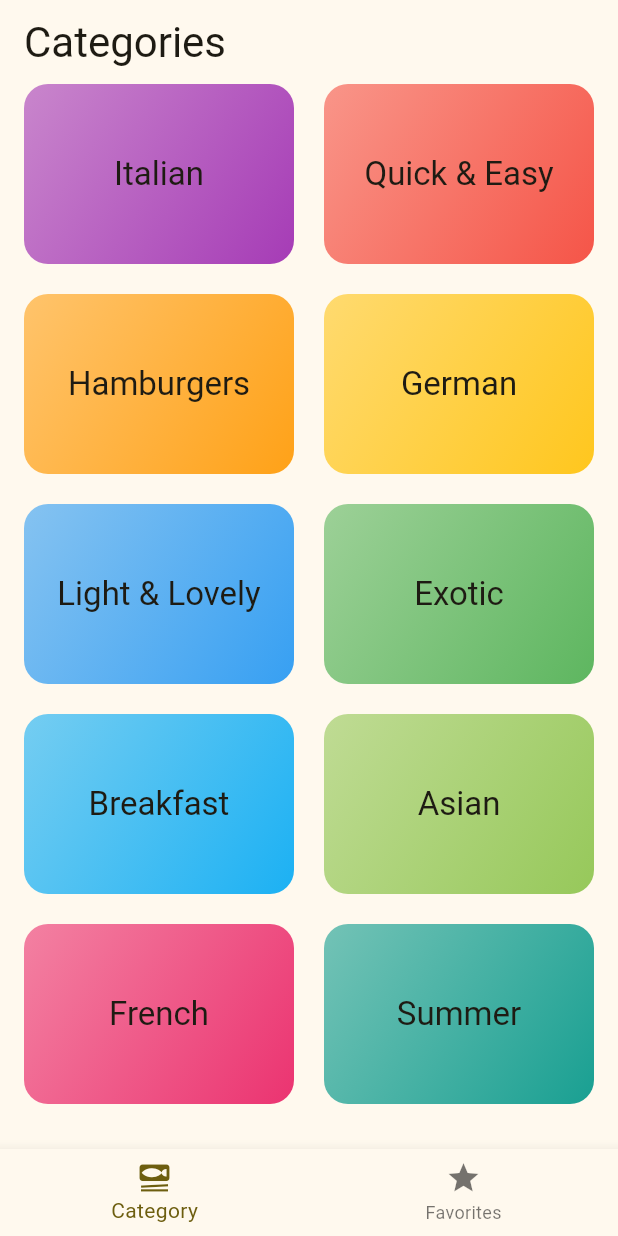
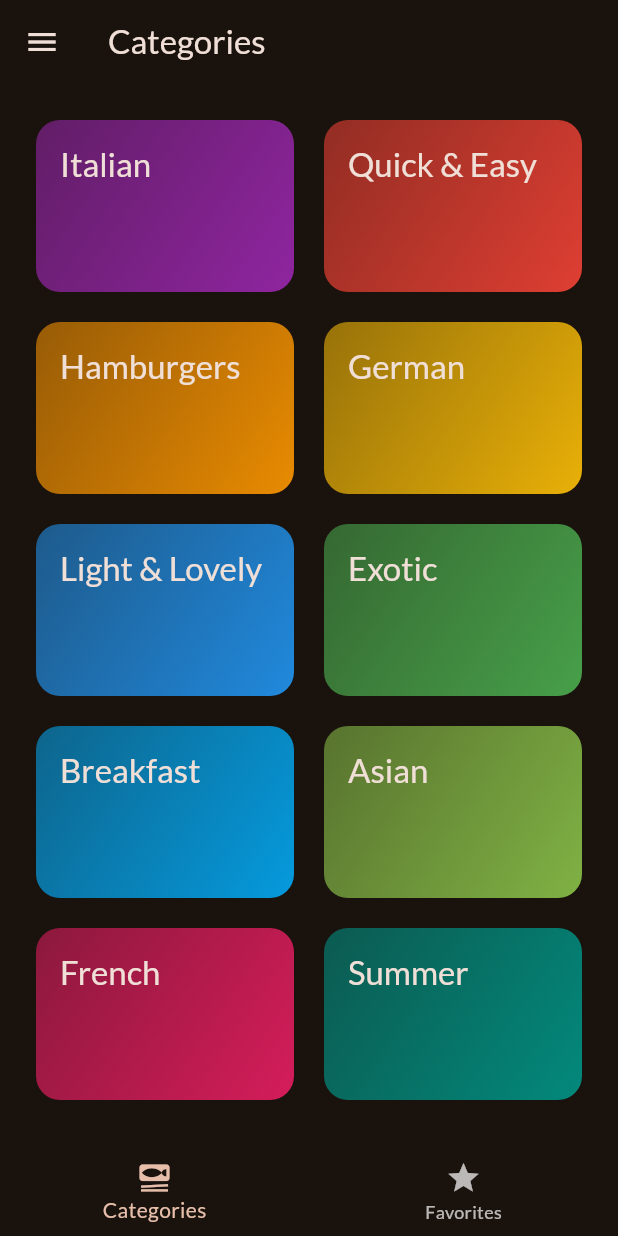
Before and after one commit to Sidv1405/meals_app, a Flutter app: the screen it shows after launch, on a phone screen of 412 x 824 dp. Run offline on Flutter 3.47's test engine with Material 3 defaults, Android fonts, the phone set to English and light mode, and no system bars; our stand-ins replace flutter_riverpod, google_fonts, transparent_image.

```diff
--- a/lib/data/dummy_data.dart
+++ b/lib/data/dummy_data.dart
@@ -7,16 +7,16 @@ import '../models/meal/meal.dart';
 
 // Constants in Dart should be written in lowerCamelcase.
 final availableCategories = [
-  Category(id: 'c1', title: 'Italian', color: Colors.purple),
-  Category(id: 'c2', title: 'Quick & Easy', color: Colors.red),
-  Category(id: 'c3', title: 'Hamburgers', color: Colors.orange),
-  Category(id: 'c4', title: 'German', color: Colors.amber),
-  Category(id: 'c5', title: 'Light & Lovely', color: Colors.blue),
-  Category(id: 'c6', title: 'Exotic', color: Colors.green),
-  Category(id: 'c7', title: 'Breakfast', color: Colors.lightBlue),
-  Category(id: 'c8', title: 'Asian', color: Colors.lightGreen),
-  Category(id: 'c9', title: 'French', color: Colors.pink),
-  Category(id: 'c10', title: 'Summer', color: Colors.teal),
+  const Category(id: 'c1', title: 'Italian', color: Colors.purple),
+  const Category(id: 'c2', title: 'Quick & Easy', color: Colors.red),
+  const Category(id: 'c3', title: 'Hamburgers', color: Colors.orange),
+  const Category(id: 'c4', title: 'German', color: Colors.amber),
+  const Category(id: 'c5', title: 'Light & Lovely', color: Colors.blue),
+  const Category(id: 'c6', title: 'Exotic', color: Colors.green),
+  const Category(id: 'c7', title: 'Breakfast', color: Colors.lightBlue),
+  const Category(id: 'c8', title: 'Asian', color: Colors.lightGreen),
+  const Category(id: 'c9', title: 'French', color: Colors.pink),
+  const Category(id: 'c10', title: 'Summer', color: Colors.teal),
 ];
 
 const dummyMeals = [
--- a/lib/main.dart
+++ b/lib/main.dart
@@ -1,7 +1,29 @@
 import 'package:flutter/material.dart';
+import 'package:google_fonts/google_fonts.dart';
+import 'package:meals_app/pages/tabs_page.dart';
 
-import 'meals_app.dart';
+
+final theme = ThemeData(
+  useMaterial3: true,
+  colorScheme: ColorScheme.fromSeed(
+    brightness: Brightness.dark,
+    seedColor: const Color.fromARGB(255, 131, 57, 0),
+  ),
+  textTheme: GoogleFonts.latoTextTheme(),
+);
 
 void main() {
-  runApp(const MealsApp());
+  runApp(const App());
 }
+
+class App extends StatelessWidget {
+  const App({super.key});
+
+  @override
+  Widget build(BuildContext context) {
+    return MaterialApp(
+      theme: theme,
+      home: const TabsPage(),
+    );
+  }
+}
--- a/lib/models/category.dart
+++ b/lib/models/category.dart
@@ -1,7 +1,11 @@
 import 'package:flutter/material.dart';
 
 class Category {
-  Category({required this.id, required this.title, this.color = Colors.orange});
+  const Category({
+    required this.id,
+    required this.title,
+    this.color = Colors.orange,
+  });
 
   final String id;
   final String title;
--- a/lib/pages/categories_page.dart
+++ b/lib/pages/categories_page.dart
@@ -1,44 +1,42 @@
 import 'package:flutter/material.dart';
-import 'package:meals_app/data/dummy_data.dart';
-import 'package:meals_app/models/meal/meal.dart';
+
 import 'package:meals_app/pages/meals_page.dart';
-import 'package:meals_app/widgets/category_grid_item.dart';
 
+import '../data/dummy_data.dart';
 import '../models/category.dart';
+import '../models/meal/meal.dart';
+import '../widgets/category_grid_item.dart';
 
 class CategoriesPage extends StatelessWidget {
-  const CategoriesPage({super.key, required this.onToggleFavorite});
+  const CategoriesPage({
+    super.key,
+    required this.onToggleFavorite,
+    required this.availableMeals,
+  });
 
   final void Function(Meal meal) onToggleFavorite;
+  final List<Meal> availableMeals;
 
   void _selectCategory(BuildContext context, Category category) {
-    final List<Meal> meals = dummyMeals.where((meal) {
-      return meal.categories.contains(category.id);
-    }).toList();
+    final filteredMeals = availableMeals
+        .where((meal) => meal.categories.contains(category.id))
+        .toList();
 
     Navigator.of(context).push(
       MaterialPageRoute(
         builder: (ctx) => MealsPage(
           title: category.title,
-          meals: meals,
+          meals: filteredMeals,
           onToggleFavorite: onToggleFavorite,
         ),
       ),
-    );
+    ); // Navigator.push(context, route)
   }
 
   @override
   Widget build(BuildContext context) {
-    return Scaffold(
-      appBar: AppBar(
-        title: Text(
-          'Categories',
-          style: Theme.of(context).textTheme.headlineMedium,
-        ),
-      ),
-      body: Center(
-        child: GridView(
-          padding: const EdgeInsets.symmetric(horizontal: 16),
+    return GridView(
+      padding: const EdgeInsets.all(24),
       gridDelegate: const SliverGridDelegateWithFixedCrossAxisCount(
         crossAxisCount: 2,
         childAspectRatio: 3 / 2,
@@ -46,19 +44,15 @@ class CategoriesPage extends StatelessWidget {
         mainAxisSpacing: 20,
       ),
       children: [
-            // for (final cat in availableCategories)
-            //   CategoryGridItem(category: cat),
-            ...availableCategories.map(
-              (cat) => CategoryGridItem(
-                category: cat,
+        // availableCategories.map((category) => CategoryGridItem(category: category)).toList()
+        for (final category in availableCategories)
+          CategoryGridItem(
+            category: category,
             onSelectCategory: () {
-                  _selectCategory(context, cat);
+              _selectCategory(context, category);
             },
           ),
-            ),
       ],
-        ),
-      ),
     );
   }
 }
--- a/lib/pages/tabs_page.dart
+++ b/lib/pages/tabs_page.dart
@@ -2,7 +2,17 @@ import 'package:flutter/material.dart';
 import 'package:meals_app/models/meal/meal.dart';
 import 'package:meals_app/pages/meals_page.dart';
 
+import '../data/dummy_data.dart';
+import '../widgets/main_drawer.dart';
 import 'categories_page.dart';
+import 'filters_page.dart';
+
+const kInitialFilters = {
+  Filter.glutenFree: false,
+  Filter.lactoseFree: false,
+  Filter.vegetarian: false,
+  Filter.vegan: false
+};
 
 class TabsPage extends StatefulWidget {
   const TabsPage({super.key});
@@ -16,17 +26,31 @@ class TabsPage extends StatefulWidget {
 class _TabsPageState extends State<TabsPage> {
   int _selectedPageIndex = 0;
   final List<Meal> _favoriteMeals = [];
+  Map<Filter, bool> _selectedFilters = kInitialFilters;
 
-  void _toggleFavorite(Meal meal) {
-    setState(() {
-      final isExisting = _favoriteMeals.contains(meal);
+  void _showInfoMessage(String message) {
+    ScaffoldMessenger.of(context).clearSnackBars();
+    ScaffoldMessenger.of(context).showSnackBar(
+      SnackBar(
+        content: Text(message),
+      ),
+    );
+  }
 
-      if (isExisting) {
+  void _toggleMealFavoriteStatus(Meal meal) {
+    final isExisting = _favoriteMeals.contains(meal);
+
+    if (isExisting) {
+      setState(() {
         _favoriteMeals.remove(meal);
-        return;
-      }
-      _favoriteMeals.add(meal);
-    });
+      });
+      _showInfoMessage('Meal is no longer a favorite.');
+    } else {
+      setState(() {
+        _favoriteMeals.add(meal);
+        _showInfoMessage('Marked as a favorite!');
+      });
+    }
   }
 
   void _selectPage(int index) {
@@ -35,27 +59,75 @@ class _TabsPageState extends State<TabsPage> {
     });
   }
 
+  void _setScreen(String identifier) async {
+    Navigator.of(context).pop();
+    if (identifier == 'filters') {
+      final result = await Navigator.of(context).push<Map<Filter, bool>>(
+        MaterialPageRoute(
+          builder: (ctx) => FiltersPage(
+            currentFilters: _selectedFilters,
+          ),
+        ),
+      );
+
+      setState(() {
+        _selectedFilters = result ?? kInitialFilters;
+      });
+    }
+  }
+
   @override
   Widget build(BuildContext context) {
-    Widget activePage = CategoriesPage(onToggleFavorite: _toggleFavorite);
+    final availableMeals = dummyMeals.where((meal) {
+      if (_selectedFilters[Filter.glutenFree]! && !meal.isGlutenFree) {
+        return false;
+      }
+      if (_selectedFilters[Filter.lactoseFree]! && !meal.isLactoseFree) {
+        return false;
+      }
+      if (_selectedFilters[Filter.vegetarian]! && !meal.isVegetarian) {
+        return false;
+      }
+      if (_selectedFilters[Filter.vegan]! && !meal.isVegan) {
+        return false;
+      }
+      return true;
+    }).toList();
+
+    Widget activePage = CategoriesPage(
+      onToggleFavorite: _toggleMealFavoriteStatus,
+      availableMeals: availableMeals,
+    );
+    var activePageTitle = 'Categories';
 
     if (_selectedPageIndex == 1) {
       activePage = MealsPage(
-        title: 'Favorites',
         meals: _favoriteMeals,
-        onToggleFavorite: _toggleFavorite,
+        onToggleFavorite: _toggleMealFavoriteStatus,
       );
+      activePageTitle = 'Your Favorites';
     }
+
     return Scaffold(
+      appBar: AppBar(
+        title: Text(activePageTitle),
+      ),
+      drawer: MainDrawer(
+        onSelectScreen: _setScreen,
+      ),
       body: activePage,
       bottomNavigationBar: BottomNavigationBar(
         onTap: _selectPage,
+        currentIndex: _selectedPageIndex,
         items: const [
           BottomNavigationBarItem(
             icon: Icon(Icons.set_meal),
-            label: 'Category',
+            label: 'Categories',
           ),
-          BottomNavigationBarItem(icon: Icon(Icons.star), label: 'Favorites'),
+          BottomNavigationBarItem(
+            icon: Icon(Icons.star),
+            label: 'Favorites',
+          ),
         ],
       ),
     );
--- /dev/null
+++ b/lib/providers/meals_provider.dart
@@ -0,0 +1,3 @@
+import 'package:flutter_riverpod/flutter_riverpod.dart';
+
+void mealsProvider = Provider();
--- a/lib/widgets/category_grid_item.dart
+++ b/lib/widgets/category_grid_item.dart
@@ -1,5 +1,5 @@
 import 'package:flutter/material.dart';
-import 'package:meals_app/models/category.dart';
+import '../models/category.dart';
 
 class CategoryGridItem extends StatelessWidget {
   const CategoryGridItem({
@@ -23,20 +23,17 @@ class CategoryGridItem extends StatelessWidget {
           borderRadius: BorderRadius.circular(16),
           gradient: LinearGradient(
             colors: [
-              category.color.withValues(alpha: 0.55),
-              category.color.withValues(alpha: 0.9),
+              category.color.withOpacity(0.55),
+              category.color.withOpacity(0.9),
             ],
-            begin: AlignmentGeometry.topLeft,
-            end: AlignmentGeometry.bottomRight,
+            begin: Alignment.topLeft,
+            end: Alignment.bottomRight,
           ),
         ),
-        child: Center(
-          child: Text(
-            category.title,
-            maxLines: 1,
-            style: Theme.of(context).textTheme.titleLarge?.copyWith(
-              color: Theme.of(context).colorScheme.onSurface,
-            ),
+        child: Text(
+          category.title,
+          style: Theme.of(context).textTheme.titleLarge!.copyWith(
+            color: Theme.of(context).colorScheme.onSurface,
           ),
         ),
       ),
--- a/pubspec.yaml
+++ b/pubspec.yaml
@@ -30,7 +30,8 @@ environment:
 dependencies:
   flutter:
     sdk: flutter
-  google_fonts: ^6.3.1
+  google_fonts: ^6.3.2
+  flutter_riverpod: ^3.0.0
 
   # The following adds the Cupertino Icons font to your application.
   # Use with the CupertinoIcons class for iOS style icons.
@@ -46,7 +47,8 @@ dev_dependencies:
   # activated in the `analysis_options.yaml` file located at the root of your
   # package. See that file for information about deactivating specific lint
   # rules and activating additional ones.
-  flutter_lints: ^5.0.0
+  flutter_lints: ^6.0.0
+  riverpod_lint: ^3.0.0
 
 # For information on the generic Dart part of this file, see the
 # following page: https://dart.dev/tools/pub/pubspec
```
Also changed, not shown: lib/pages/filters_page.dart (added, +162 -0 lines), lib/pages/meal_details_page.dart (+31 -31 lines), lib/pages/meals_page.dart (+21 -20 lines), lib/widgets/main_drawer.dart (added, +82 -0 lines), lib/widgets/meal/meal_item.dart (+29 -19 lines), lib/widgets/meal/meal_item_trait.dart (+6 -11 lines), pubspec.lock, 4 other files. Lines whose indentation alone changed are shown as unchanged.
